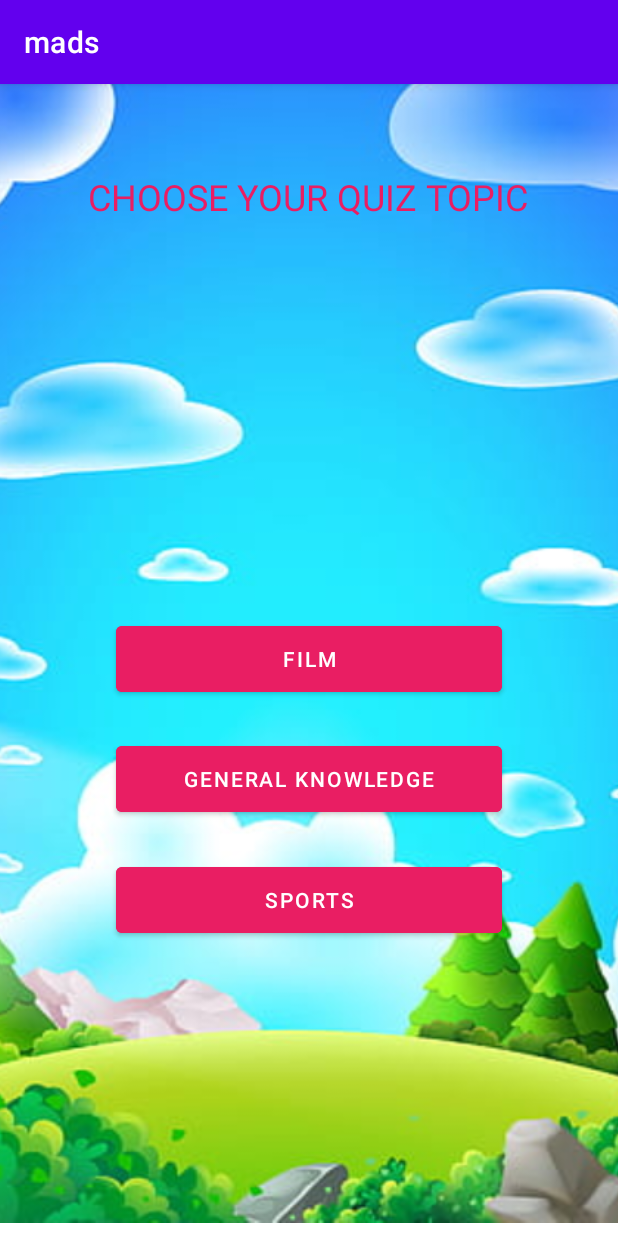
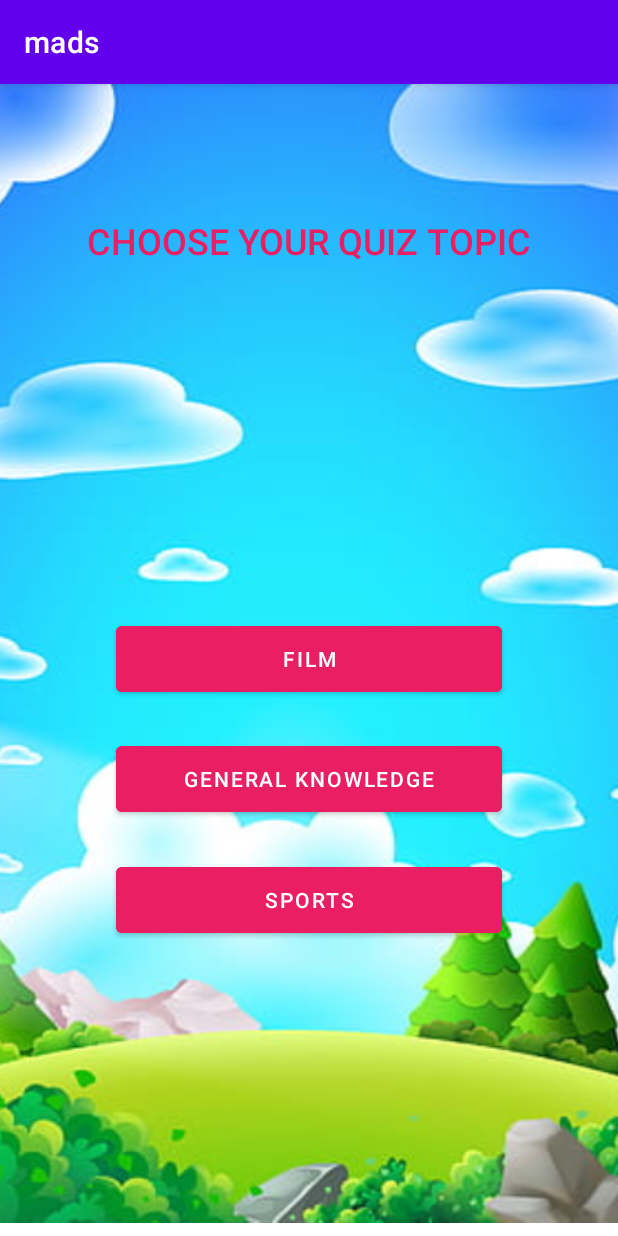
Before and after one commit to Yajnya18/mads, an Android app: the MainActivity2 screen opened directly, with no data from a screen before it, on a phone screen of 412 x 824 dp. Run offline under Robolectric (Android 15) with nearby library versions, the phone set to English and light mode, and no system bars.

Commit message:
Update activity_main2.xml

```diff
--- a/app/src/main/res/layout/activity_main2.xml
+++ b/app/src/main/res/layout/activity_main2.xml
@@ -23,15 +23,15 @@
         android:id="@+id/textView"
         android:layout_width="wrap_content"
         android:layout_height="wrap_content"
+        android:fontFamily="sans-serif-medium"
         android:text="@string/choose_your_quiz_topic"
         android:textColor="#E91E63"
         android:textSize="24sp"
         app:layout_constraintBottom_toBottomOf="parent"
         app:layout_constraintEnd_toEndOf="parent"
-        app:layout_constraintHorizontal_bias="0.495"
         app:layout_constraintStart_toStartOf="parent"
         app:layout_constraintTop_toTopOf="parent"
-        app:layout_constraintVertical_bias="0.08" />
+        app:layout_constraintVertical_bias="0.12" />
 
     <Button
         android:id="@+id/buttonBollywood"
```
